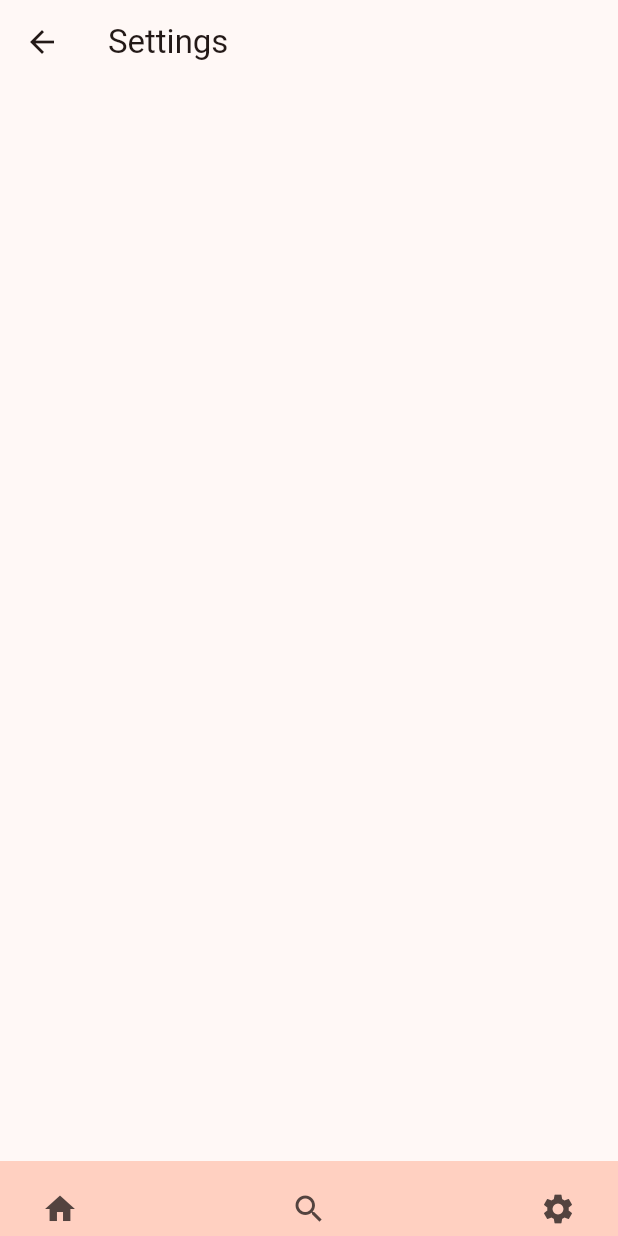
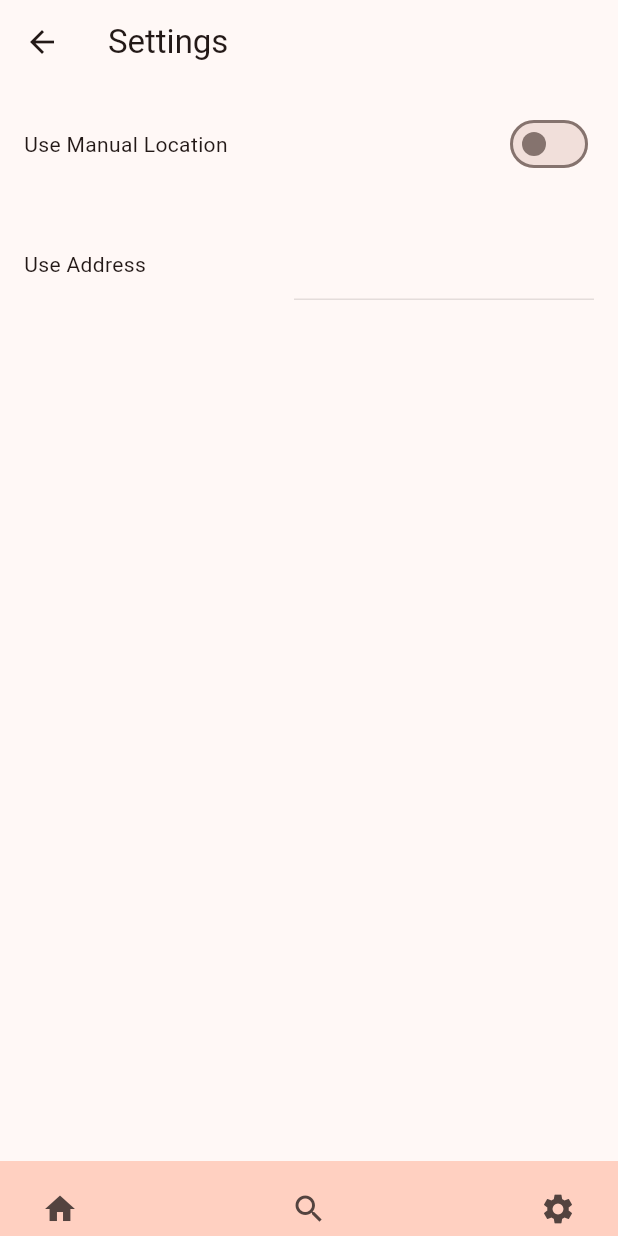
Before and after one commit to JTP75/restaurant_app, a Flutter app: the screen it shows after launch, item 3 of the bottom bar chosen, on a phone screen of 412 x 824 dp. Run offline on Flutter 3.47's test engine with Material 3 defaults, Android fonts, the phone set to English and light mode, and no system bars; our stand-ins replace device_preview.

Commit message:
added manual location to settings page

```diff
--- /dev/null
+++ b/lib/backend/settings_backend.dart
@@ -0,0 +1,9 @@
+class SettingsPageBackend {
+  bool manualLocation = false;
+  String address = "";
+
+  SettingsPageBackend() {
+    manualLocation = false;
+    address = "";
+  }
+}
--- a/lib/main.dart
+++ b/lib/main.dart
@@ -3,6 +3,7 @@ import 'package:provider/provider.dart';
 import 'package:device_preview/device_preview.dart';
 
 import 'page_assets/home.dart';
+import 'page_assets/settings.dart';
 
 const double topInset = 40;
 const double bottomInset = 30;
@@ -191,6 +192,7 @@ class SettingsPage extends StatelessWidget {
         child: Column(
           mainAxisAlignment: MainAxisAlignment.start,
           children: [
+            ManualLocationSetting()
           ],
         ),
       ),
--- a/lib/page_assets/home.dart
+++ b/lib/page_assets/home.dart
@@ -1,5 +1,6 @@
 import 'package:flutter/material.dart';
-import 'package:restaurant_app/page_assets/home_backend.dart';
+
+import 'package:restaurant_app/backend/home_backend.dart';
 
 const List<String> priceRangeEntries = ["Any","\$","\$\$","\$\$\$"];
 const List<String> foodTypeEntries = [
--- /dev/null
+++ b/lib/page_assets/settings.dart
@@ -0,0 +1,59 @@
+import 'package:flutter/material.dart';
+
+import 'package:restaurant_app/backend/settings_backend.dart';
+
+SettingsPageBackend settingsPageBackend = SettingsPageBackend();
+
+class ManualLocationSetting extends StatefulWidget {
+  @override
+  State<StatefulWidget> createState() => ManualLocationSettingState();
+}
+
+class ManualLocationSettingState extends State<ManualLocationSetting> {
+  bool useManualLocation = false;
+
+  @override
+  Widget build(BuildContext context) {
+    return Column(
+      children: [
+        Padding(
+          padding: EdgeInsets.all(16.0),
+          child: Row(
+            children: [
+              Text("Use Manual Location"),
+              Spacer(flex:1),
+              Switch(
+                value: useManualLocation,
+                onChanged: (value) {
+                  setState(() {
+                    useManualLocation = value;
+                  });
+                  settingsPageBackend.manualLocation = value;
+                },
+              ),
+            ],
+          ),
+        ),
+        Padding(
+          padding: EdgeInsets.all(16.0),
+          child: Row(
+            children: [
+              Text("Use Address"),
+              Spacer(flex:1),
+              SizedBox(
+                width: 200.0,
+                child: TextField(
+                  enabled: useManualLocation,
+                  onSubmitted: (value) {
+                    /// TODO validate entry
+                    settingsPageBackend.address = value;
+                  },
+                )
+              )
+            ],
+          ),
+        ),
+        ]
+      );
+  }
+}
```
Also changed, not shown: lib/backend/location_service.dart (added, +19 -0 lines), lib/backend/home_backend.dart (renamed from lib/page_assets/home_backend.dart).
